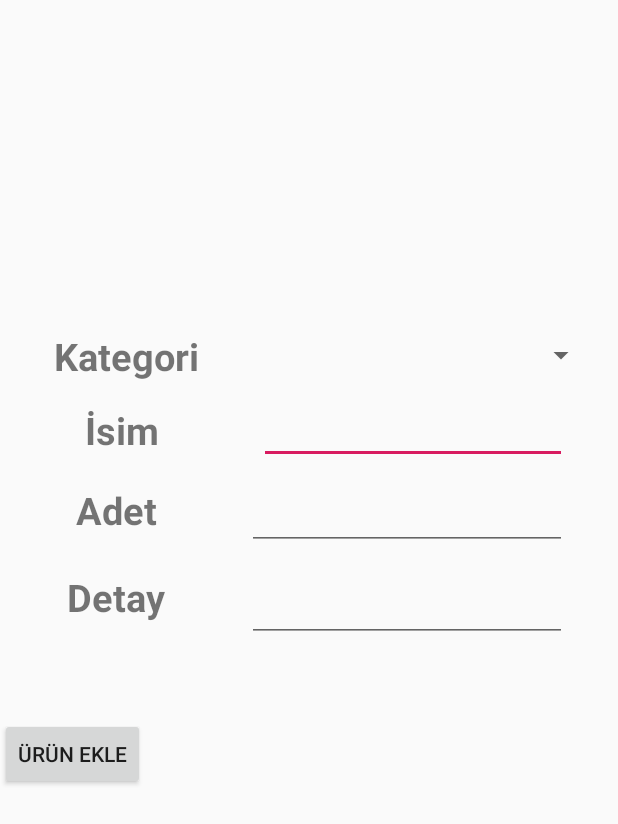
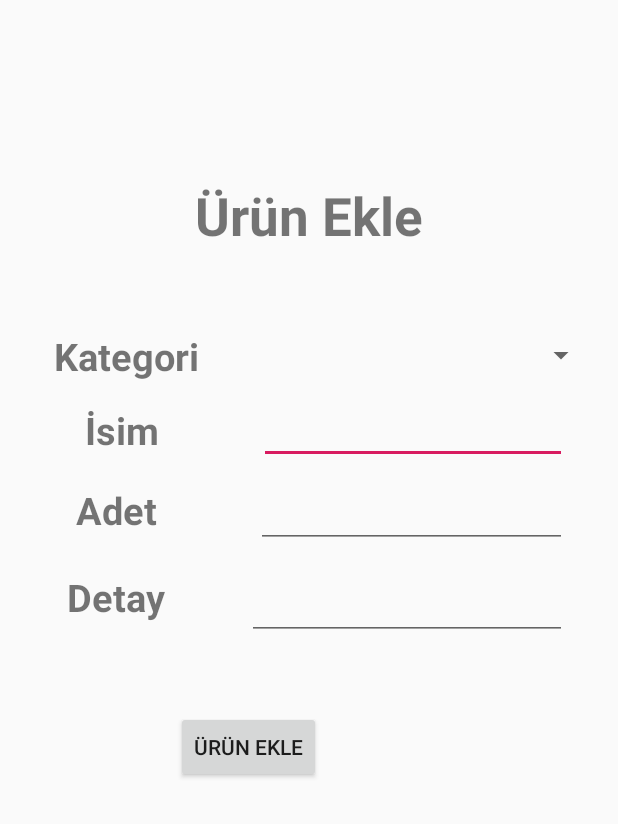
Before and after one commit to EnisKeskin/Stokko, an Android app: the layout activity_product.xml on its own in the app's theme, with its tools: preview values and no code run, on a phone screen of 412 x 824 dp. Shown: the top 824 px of the screen. Run offline under Robolectric (Android 15) with nearby library versions, the phone set to English and light mode, and no system bars.

Commit message:
product xml add

```diff
--- a/app/src/main/res/layout/activity_product.xml
+++ b/app/src/main/res/layout/activity_product.xml
@@ -65,8 +65,8 @@
 
     <EditText
         android:id="@+id/etPiece"
-        android:layout_width="wrap_content"
-        android:layout_height="wrap_content"
+        android:layout_width="207dp"
+        android:layout_height="44dp"
         android:layout_marginTop="12dp"
         android:ems="10"
         android:inputType="textPersonName"
@@ -99,11 +99,25 @@
         android:id="@+id/btnProductAdd"
         android:layout_width="wrap_content"
         android:layout_height="wrap_content"
+        android:layout_marginStart="100dp"
         android:layout_marginTop="40dp"
         android:text="Ürün Ekle"
         app:layout_constraintBottom_toBottomOf="parent"
+        app:layout_constraintStart_toStartOf="@+id/tvDetail"
         app:layout_constraintTop_toBottomOf="@+id/tvDetail"
-        app:layout_constraintVertical_bias="0.062"
-        tools:layout_editor_absoluteX="137dp" />
+        app:layout_constraintVertical_bias="0.048" />
+
+    <TextView
+        android:id="@+id/tvTitle"
+        android:layout_width="229dp"
+        android:layout_height="56dp"
+        android:layout_marginTop="120dp"
+        android:text="Ürün Ekle"
+        android:textAlignment="center"
+        android:textSize="35dp"
+        android:textStyle="bold"
+        app:layout_constraintEnd_toEndOf="parent"
+        app:layout_constraintStart_toStartOf="parent"
+        app:layout_constraintTop_toTopOf="parent" />
 
 </androidx.constraintlayout.widget.ConstraintLayout>
```
